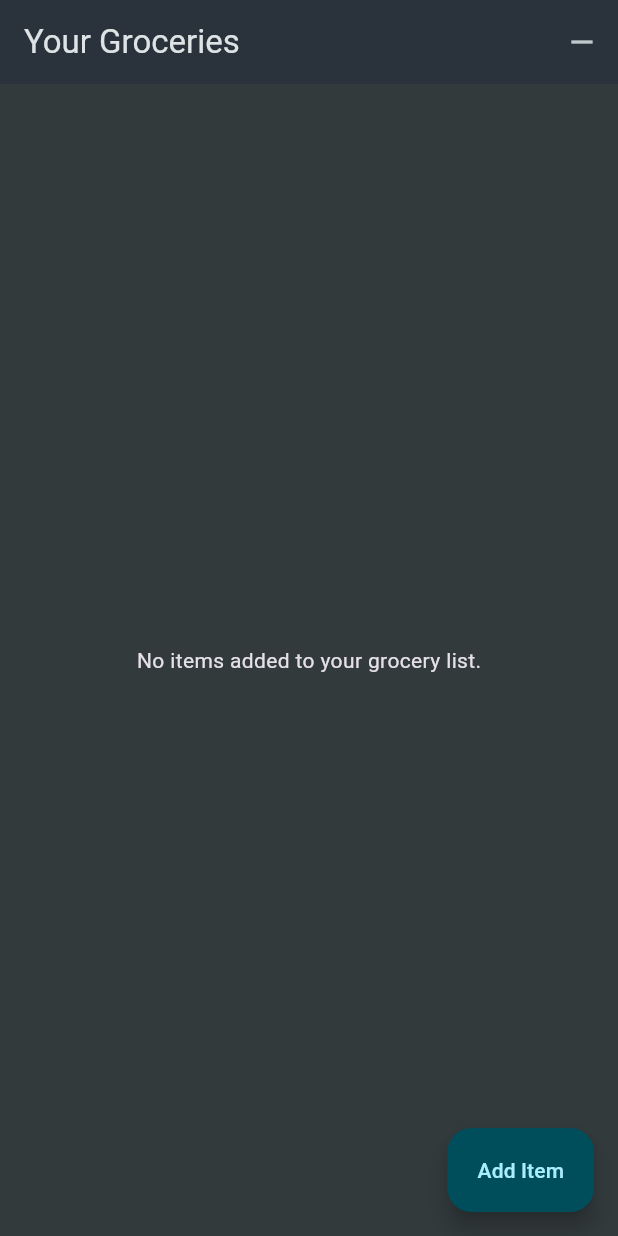
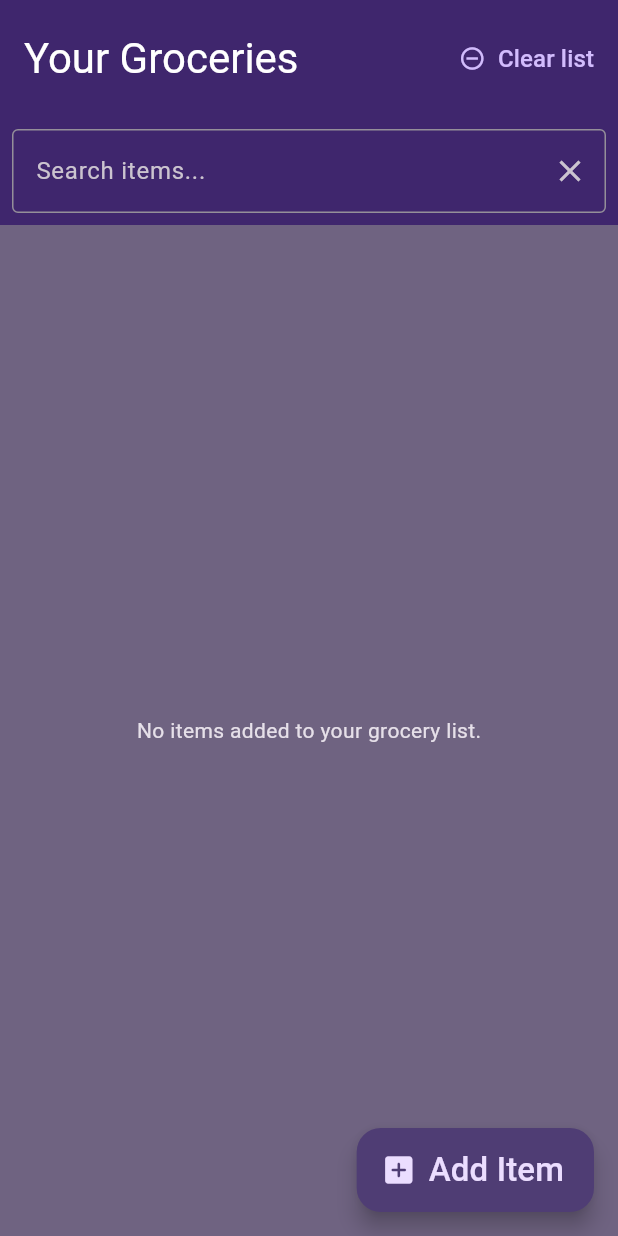
Before and after one commit to Lyubitshka/flutter_grocery_list, a Flutter app: the screen it shows after launch, on a phone screen of 412 x 824 dp. Run offline on Flutter 3.47's test engine with Material 3 defaults, Android fonts, the phone set to English and light mode, and no system bars; our stand-ins replace shared_preferences.

Commit message:
searchbar feature

```diff
--- a/lib/main.dart
+++ b/lib/main.dart
@@ -8,18 +8,26 @@ void main() {
 class MyApp extends StatelessWidget {
   const MyApp({super.key});
 
-  // This widget is the root of your application.
   @override
   Widget build(BuildContext context) {
     return MaterialApp(
       title: 'Flutter Groceries',
       theme: ThemeData.dark().copyWith(
+        appBarTheme: const AppBarTheme(
+          toolbarHeight: 100,
+          iconTheme: IconThemeData(
+            size: 28,
+          ),
+          titleTextStyle: TextStyle(
+            fontSize: 28,
+          ),
+        ),
         colorScheme: ColorScheme.fromSeed(
-          seedColor: const Color.fromARGB(255, 147, 229, 250),
+          seedColor: const Color.fromARGB(255, 46, 30, 77),
           brightness: Brightness.dark,
-          surface: const Color.fromARGB(255, 42, 51, 59),
+          surface: const Color.fromARGB(255, 63, 38, 109),
         ),
-        scaffoldBackgroundColor: const Color.fromARGB(255, 50, 58, 60),
+        scaffoldBackgroundColor: const Color.fromARGB(255, 111, 99, 129),
       ),
       home: const GroceryList(),
       debugShowCheckedModeBanner: false,
--- a/lib/widgets/grocery_list.dart
+++ b/lib/widgets/grocery_list.dart
@@ -1,9 +1,4 @@
-import 'dart:convert';
 import 'package:flutter/material.dart';
-import 'package:http/http.dart' as http;
-import 'package:shared_preferences/shared_preferences.dart';
-
-import 'package:shopping_list_app_8_forms/data/categories.dart';
 import 'package:shopping_list_app_8_forms/models/grocery_item.dart';
 import 'package:shopping_list_app_8_forms/widgets/list_menager.dart';
 import 'package:shopping_list_app_8_forms/widgets/new_item.dart';
@@ -18,6 +13,9 @@ class GroceryList extends StatefulWidget {
 class _GroceryListState extends State<GroceryList> {
   late Future<List<GroceryItem>> _loadedItems;
   final GroceryListManager _menager = GroceryListManager();
+  final TextEditingController _searchController = TextEditingController();
+  List<GroceryItem> _filteredItems = [];
+  String _searchQuery = '';
 
   @override
   void initState() {
@@ -28,7 +26,26 @@ class _GroceryListState extends State<GroceryList> {
   // Funkcja do załadowania elementów
   void _loadItems() {
     setState(() {
-      _loadedItems = _menager.getItems();
+      _loadedItems = _menager.getItems().then((items) {
+        _filteredItems = items;
+        return items;
+      });
+    });
+  }
+
+  void _filterItems(String query) {
+    setState(() {
+      _searchQuery = query.toLowerCase();
+      if (_searchQuery.isEmpty) {
+        _loadedItems.then((items) {
+          _filteredItems = items;
+        });
+      } else {
+        _filteredItems = _filteredItems.where((item) {
+          return item.name.toLowerCase().contains(_searchQuery) ||
+              item.category.title.toLowerCase().contains(_searchQuery);
+        }).toList();
+      }
     });
   }
 
@@ -61,19 +78,51 @@ class _GroceryListState extends State<GroceryList> {
             _addItem(newItem);
           }
         },
-          label: const Text('Add Item')),
+        label: const Text(
+          'Add Item',
+          style: TextStyle(fontSize: 22),
+        ),
+        icon: const Icon(Icons.add_box_rounded),
+      ),
       appBar: AppBar(
         title: const Text(
           'Your Groceries',
         ),
         actions: [
-            IconButton(
+          TextButton.icon(
             onPressed: () {
               _clearList();
             },
-              icon: const Icon(Icons.remove),
+            label: const Text(
+              'Clear list',
+              style: TextStyle(fontSize: 16),
             ),
-          ]),
+            icon: const Icon(
+              Icons.remove_circle_outline,
+            ),
+          ),
+        ],
+        bottom: PreferredSize(
+            preferredSize: const Size.fromHeight(50),
+            child: Padding(
+              padding: const EdgeInsets.all(8),
+              child: TextField(
+                controller: _searchController,
+                decoration: InputDecoration(
+                  hintText: 'Search items...',
+                  border: const OutlineInputBorder(),
+                  suffixIcon: IconButton(
+                    onPressed: () {
+                      _searchController.clear();
+                      _filterItems('');
+                    },
+                    icon: const Icon(Icons.clear),
+                  ),
+                ),
+                onChanged: _filterItems,
+              ),
+            )),
+      ),
       body: FutureBuilder(
         future: _loadedItems,
         builder: (context, snapshot) {
@@ -83,28 +132,29 @@ class _GroceryListState extends State<GroceryList> {
           if (snapshot.hasError) {
             return Center(child: Text(snapshot.error.toString()));
           }
-          final items = snapshot.data ?? [];
-          if (items.isEmpty) {
+
+          if (_filteredItems.isEmpty) {
             return const Center(
               child: Text('No items added to your grocery list.'),
             );
           }
           return ListView.builder(
-            itemCount: items.length,
+            itemCount: _filteredItems.length,
             itemBuilder: (ctx, idx) => Dismissible(
               onDismissed: (direction) {
-                _removeItem(items[idx]);
+                _removeItem(_filteredItems[idx]);
               },
-              key: ValueKey(items[idx].id),
+              key: ValueKey(_filteredItems[idx].id),
               child: ListTile(
-                title: Text(items[idx].name),
+                title: Text(_filteredItems[idx].name),
                 leading: Container(
                   width: 24,
                   height: 24,
-                  color: items[idx].category.categoryColor,
+                  color: _filteredItems[idx].category.categoryColor,
                 ),
                 trailing: Text(
-                  items[idx].quantity.toString(),
+                  _filteredItems[idx].quantity.toString(),
+                  style: const TextStyle(fontSize: 18),
                 ),
               ),
             ),
```
Lines whose indentation alone changed are shown as unchanged.
